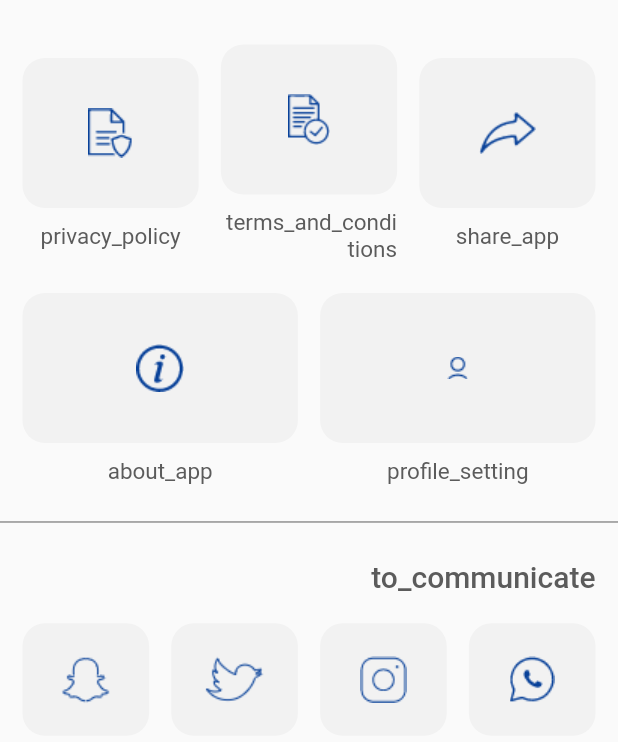
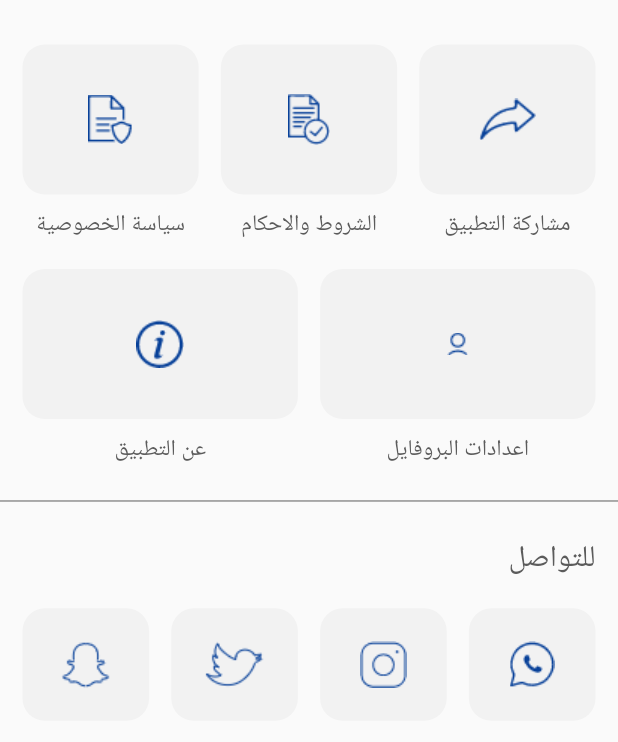
Before and after one commit to MohamedHassan275/PaintAppertmentApp, a Flutter app: the SettingScreen screen opened directly, on a phone screen of 412 x 824 dp. Shown: the top 742 px of the screen. Run offline on Flutter 3.47's test engine with Material 2 defaults, Android fonts, the phone set to English and light mode, and no system bars; our stand-ins replace flutter_spinkit, fluttertoast, get, shared_preferences, sizer, smooth_page_indicator; missing offline and left inert: flutter_launch; accounts and stored records are empty.

Commit message:
Initial commit

```diff
--- a/lib/utils/localization/translation.dart
+++ b/lib/utils/localization/translation.dart
@@ -21,7 +21,6 @@ class MyTranslation extends Translations{
       "forget_password" : "نسيت كلمه المرور ؟",
       "login" : "تسجيل دخول",
       "not_account" : "ليس لديك حساب ؟",
-      "must_not_empty" : "يجب ألا يكون هذا فارغًا",
       "create_account" : "انشاء حساب",
       "forget_password2" : "نسيت كلمه المرور",
       "forget_code" : "كود الاسترجاع",
@@ -45,6 +44,112 @@ class MyTranslation extends Translations{
       "setting" : "الاعدادات",
       "account_number" : "رقم الحساب",
       "my_account" : "حسابي",
+      "my_wallet" : "المحفظة",
+      "my_addresses" : "عناويني",
+      "log_out" : "تسجيل خروج",
+      "delivery_to" : "التوصيل الي",
+      "Looking_factory" : "ابحث عن مصنع !!",
+      "some_factories" : "بعض المصانع",
+      "all_categories" : "كل الفئات",
+      "concrete" : "خرسانه",
+      "bricks" : "طوب",
+      "block" : "بلوك",
+      "request_offer_price" : "طلب عروض اسعار",
+      "request_offer_price2" : "طلبات عروض الاسعار",
+      "my_active_requests" : "طلباتي النشطه",
+      "my_active_current" : "طلباتي الحالية",
+      "my_previous_requests" : "طلباتي السابقة",
+      "waiting_send_offer_price" : "بانتظار ارسال عرض السعر",
+      "order_details" : "تفاصيل الطلب",
+      "request_type" : "نوع الطلب : ",
+      "quantity" : "الكمية ",
+      "cost_of_bid" : "تكلفه العرض المقدم",
+      "request_currently" : "حاليا يتم تجهيز طلبك",
+      "received" : "تم الاستلام",
+      "no_received" : "لم يتم الاستلام",
+      "save" : "حفظ",
+      "type_of_casting" : "نوع الصبة",
+      "execution_date" : "موعد تنفيذ الطلبية",
+      "mix_type" : "نوع الخلطه",
+      "cement_type" : "نوع الاسمنت",
+      "stone_size" : "مقاس الحجر",
+      "Special_specifications" : "مواصفات خاصة",
+      "pump_order" : "طلب مضخة",
+      "Please_wait_request" : "من فضلك انتظر عروض السعر المقدمة من هذا الطلب",
+      "contract_details" : "تفاصيل التعاقد",
+      "The_cost_bid" : "تكلفه العرض المقدم",
+      "accept" : "قبول",
+      "received_order" : "استلام الطلب",
+      "accepted_order" : "تم قبول الطلب بنجاح",
+      "cancel_order" : "الغاء الطلب",
+      "canceled_order" : "تم الغاء الطلب بنجاح",
+      "operation_cannot_be_completed" : "لا يمكن اتمام العملية في هذا الوقت",
+      "request_price" : "قيمه الطلب",
+      "Payment_completed_successfully" : "تم الدفع بنجاح",
+      "no_Payment_completed_successfully" : "لم يتم الدفع بنجاح",
+      "no_order_been_successfully_received" : "تم رفض الطلبيه بنجاح",
+      "order_been_successfully_received" : "تم استلام الطلبيه بنجاح",
+      "chose_language" : "تغير اللغة",
+      "share_app" : "مشاركة التطبيق",
+      "terms_and_conditions" : "الشروط والاحكام",
+      "privacy_policy" : "سياسة الخصوصية",
+      "language" : "اللغه",
+      "profile_setting" : "اعدادات البروفايل",
+      "about_app" : "عن التطبيق",
+      "about_company" : "عن الشركة",
+      "to_communicate" : "للتواصل",
+      "change_password" : "تغيير كلمه المرور",
+      "current_password" : "كلمة المرور الحالية",
+      "new_password" : "كلمة المرور الجديدة",
+      "confirm_new_password" : "تأكيد كلمة المرور الجديدة",
+      "change_password_successfully" : "تم تغيير كلمه المرور بنجاح",
+      "request_price2" : "طلب عرض سعر",
+      "Your_location_map" : "موقعك علي الخريطه",
+      "Your_location_map2" : "موقعك علي الخريطه فارغ",
+      "Your_location" : "مكان الطلب",
+      "chose_photo" : "اختر الصورة من ",
+      "pick_gallery" : "اختر من معرض الصور",
+      "pick_camera" : "التقط من الكاميرا",
+      "pump_length" : "طول المضخة",
+      "send" : "ارسال الطلب",
+      "date_must_request" : "يجب تحديد موعد تنفيذ الطلب",
+      "Invalid_order_date" : "تاريخ موعد تنفيذ الطلب غير صالح",
+      "execution_request" : "تنفيذ الطلب",
+      "no_companies_here" : "لا يوجد شركات هنا ",
+      "payment_summary" : "ملخص الدفع",
+      "value_added" : "القيمه المضافه",
+      "total" : "الاجمالي",
+      "you_have_offers" : "لديك من العروض",
+      "offers" : "عروض",
+      "watch" : "مشاهدة",
+      "no_requests_offers_have_added_before" : "لايوجد اي طلبات عروض تمت اضافتها من قبل",
+      "no_company_have_favorite" : "لايوجد اي شركات في المفضلة",
+      "no_location_have" : "لايوجد عنوان هنا",
+      "with_pump" : "بمضخة",
+      "with_lab" : "بمختبر",
+      "with_out_pump" : "بدون مضخة",
+      "with_out_lab" : "بدون مختبر",
+      "with_ice" : "بثلج",
+      "with_out_ice" : "بدون ثلج",
+      "add_new_address" : "اضافة عنوان جديد",
+      "add_order" : "اضافة طلب",
+      "order_will_be_received" : "سيتم استلام الطلبيه بتاريخ",
+      "available_balance" : "الرصيد المتوفر",
+      "recent_transactions" : "التعاملات الاخيره",
+      "back_credit" : "رصيد مرتجع",
+      "bin_Laden_company" : "شركه بن لادن",
+      "tell_us_about_your_requirements" : "من فضلك اخبرنا عن متطلباتك",
+      "view" : "عرض",
+      "sar" : "ريال سعودي",
+      "accept_offer" : "قبول العرض",
+      "you_will_accept_Bin_Laden_offer" : "هل انت متاكد من قبول عرض شركه بن لادن ",
+      "cancel" : "الغاء",
+      "must_not_empty" : "يجب ألا يكون هذا فارغًا",
+      "not_valid" : "هذه القيمة غير صالحة",
+      "short_password" : "كلمة المرور قصيرة",
+      "Password_does_not_match" : "كلمة المرور غير متطابقة",
+      "save_location" : "حفظ الموقع",
+      "km" : "كيلو متر",
     }
   };
 
```
